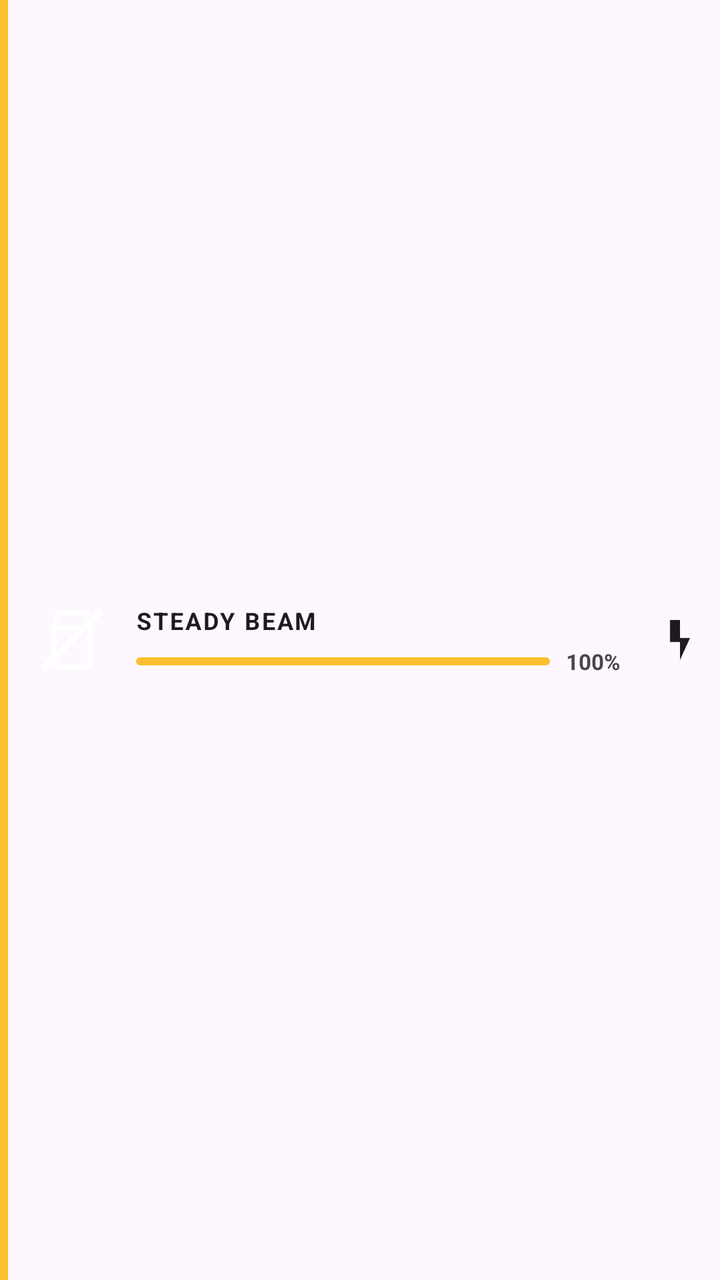
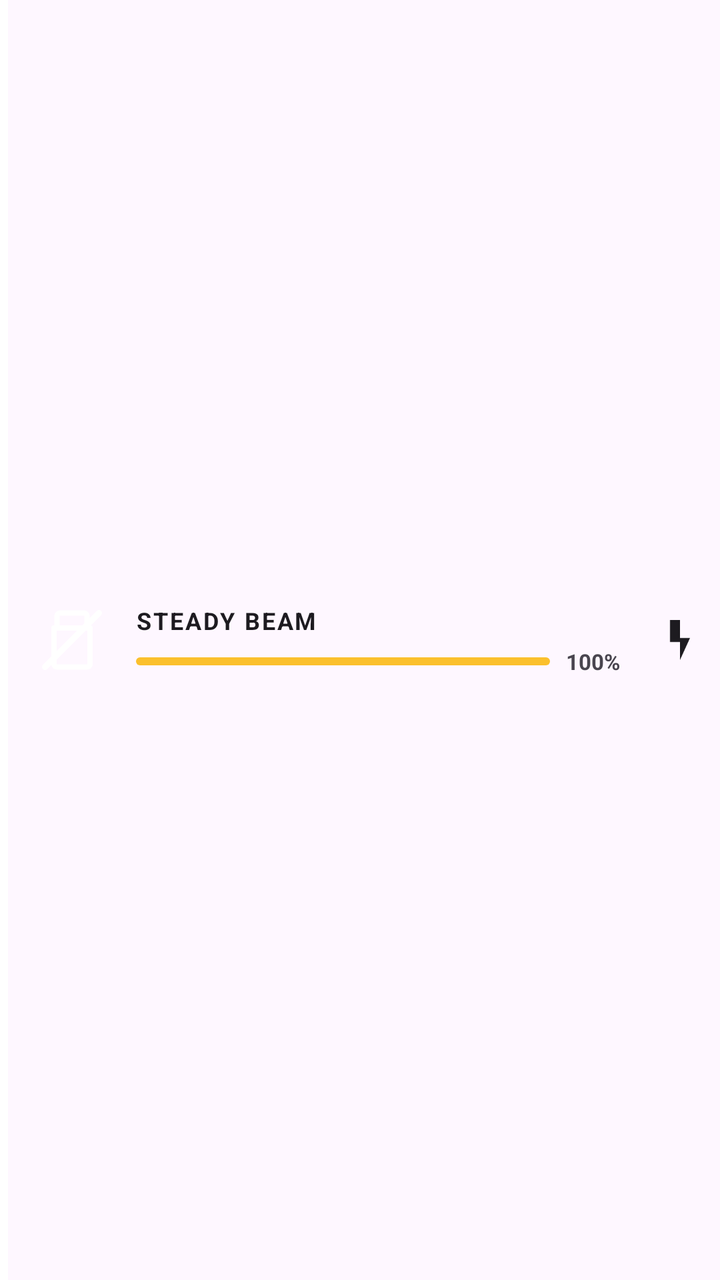

An Android layout rendered at two revisions. The XML below is the earlier revision; the diff shows what the commit changed to produce the second picture.
<!-- AndroidManifest.xml: application theme Theme.Toolz -->
<!-- res/layout/notification_flashlight.xml -->
<?xml version="1.0" encoding="utf-8"?>
<LinearLayout
    xmlns:android="http://schemas.android.com/apk/res/android"
    android:layout_width="match_parent"
    android:layout_height="wrap_content"
    android:gravity="center_vertical"
    android:orientation="horizontal"
    android:padding="0dp">

    
    <View
        android:id="@+id/notif_mode_strip"
        android:layout_width="4dp"
        android:layout_height="match_parent"
        android:layout_marginEnd="14dp"
        android:background="#FFFBC02D" />

    
    <ImageView
        android:id="@+id/notif_icon"
        android:layout_width="36dp"
        android:layout_height="36dp"
        android:layout_marginEnd="14dp"
        android:src="@drawable/ic_flashlight_off"
        android:scaleType="fitCenter"
        android:adjustViewBounds="true" />

    
    <LinearLayout
        android:layout_width="0dp"
        android:layout_height="wrap_content"
        android:layout_weight="1"
        android:orientation="vertical"
        android:gravity="center_vertical">

        
        <TextView
            android:id="@+id/notif_mode_label"
            android:layout_width="wrap_content"
            android:layout_height="wrap_content"
            android:text="STEADY BEAM"
            android:textSize="12sp"
            android:textStyle="bold"
            android:textColor="?android:attr/textColorPrimary"
            android:letterSpacing="0.08"
            android:maxLines="1"
            android:ellipsize="end" />

        
        <LinearLayout
            android:layout_width="match_parent"
            android:layout_height="wrap_content"
            android:orientation="horizontal"
            android:gravity="center_vertical"
            android:layout_marginTop="5dp">

            <ProgressBar
                android:id="@+id/notif_brightness_bar"
                style="@android:style/Widget.ProgressBar.Horizontal"
                android:layout_width="0dp"
                android:layout_height="4dp"
                android:layout_weight="1"
                android:max="100"
                android:progress="100"
                android:progressTint="#FFFBC02D"
                android:progressBackgroundTint="#44FFFFFF" />

            <TextView
                android:id="@+id/notif_bright_value"
                android:layout_width="wrap_content"
                android:layout_height="wrap_content"
                android:layout_marginStart="8dp"
                android:text="100%"
                android:textSize="11sp"
                android:textStyle="bold"
                android:textColor="?android:attr/textColorSecondary" />
        </LinearLayout>
    </LinearLayout>

    
    <ImageButton
        android:id="@+id/notif_btn_toggle"
        android:layout_width="40dp"
        android:layout_height="40dp"
        android:layout_marginStart="10dp"
        android:src="@drawable/ic_notif_power_on"
        android:background="?android:attr/selectableItemBackgroundBorderless"
        android:contentDescription="Toggle flashlight"
        android:padding="8dp"
        android:tint="?android:attr/textColorPrimary" />

</LinearLayout>
<!-- resources referenced by this layout -->
<resources>
  <!-- drawable ic_flashlight_off (drawable) -->
  <?xml version="1.0" encoding="utf-8"?>
  <vector xmlns:android="http://schemas.android.com/apk/res/android"
      android:width="24dp"
      android:height="24dp"
      android:viewportWidth="24"
      android:viewportHeight="24">
  
      
      <path
          android:fillColor="@android:color/transparent"
          android:strokeColor="#FFFFFFFF"
          android:strokeWidth="1.8"
          android:strokeLineCap="round"
          android:strokeLineJoin="round"
          android:pathData="
              M8,3 L16,3
              C16.55,3 17,3.45 17,4
              L17,7
              C17,7.55 16.55,8 16,8
              L8,8
              C7.45,8 7,7.55 7,7
              L7,4
              C7,3.45 7.45,3 8,3 Z" />
  
      <path
          android:fillColor="@android:color/transparent"
          android:strokeColor="#FFFFFFFF"
          android:strokeWidth="1.8"
          android:strokeLineCap="round"
          android:strokeLineJoin="round"
          android:pathData="
              M6,8 L6,20
              C6,20.55 6.45,21 7,21
              L17,21
              C17.55,21 18,20.55 18,20
              L18,8 Z" />
  
      
      <path
          android:fillColor="@android:color/transparent"
          android:strokeColor="#FFFFFFFF"
          android:strokeWidth="2"
          android:strokeLineCap="round"
          android:pathData="M3,21 L21,3" />
  
  </vector>
  <!-- drawable ic_notif_power_on (drawable) -->
  <?xml version="1.0" encoding="utf-8"?>
  <vector xmlns:android="http://schemas.android.com/apk/res/android"
      android:width="24dp"
      android:height="24dp"
      android:viewportWidth="24"
      android:viewportHeight="24">
      <path
          android:fillColor="#FFFFFFFF"
          android:pathData="
              M7,2 L7,13 L12,13 L12,22 L17,11 L12,11 L12,2 Z" />
  </vector>
  <style name="Theme.Toolz" parent="Theme.Material3.DayNight.NoActionBar">
          
          <item name="colorPrimary">@color/primary_light</item>
          <item name="colorSecondary">@color/secondary_light</item>
  
          
          <item name="floatingActionButtonStyle">@style/Widget.Material3.FloatingActionButton.Primary</item>
      </style>
  <color name="primary_light">#FFFF6D00</color>
  <color name="secondary_light">#FF00BFA5</color>
</resources>

<!-- the commit's change to res/layout/notification_flashlight.xml (unified diff, before → after) -->
@@ -8,12 +8,13 @@
     android:padding="0dp">
 
     
-    <View
+    <ImageView
         android:id="@+id/notif_mode_strip"
         android:layout_width="4dp"
         android:layout_height="match_parent"
         android:layout_marginEnd="14dp"
-        android:background="#FFFBC02D" />
+        android:src="@android:color/white"
+        android:scaleType="fitXY" />
 
     
     <ImageView
